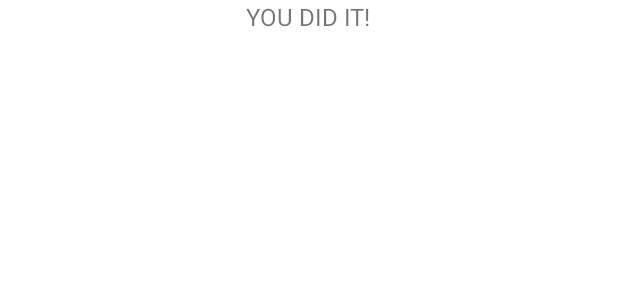
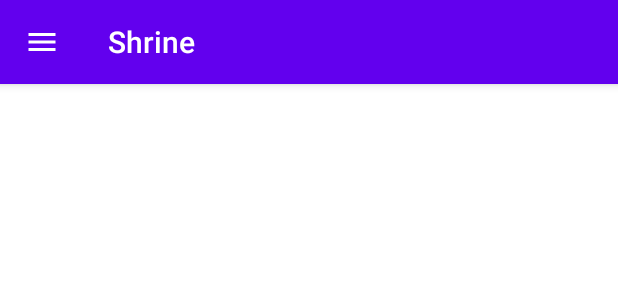
Before and after one commit to flaviokreis/android-study-2020, an Android app: the layout shr_product_grid_fragment.xml on its own in the app's theme, with its tools: preview values and no code run, on a phone screen of 412 x 824 dp. Shown: the top 300 px of the screen. Run offline under Robolectric (Android 15) with nearby library versions, the phone set to English and light mode, and no system bars.

Commit message:
Add toolbar with options menu

```diff
--- a/shrine/app/src/main/res/layout/shr_product_grid_fragment.xml
+++ b/shrine/app/src/main/res/layout/shr_product_grid_fragment.xml
@@ -6,18 +6,17 @@
     android:layout_height="match_parent"
     tools:context=".ProductGridFragment">
 
-    <LinearLayout
+    <com.google.android.material.appbar.AppBarLayout
         android:layout_width="match_parent"
-        android:layout_height="wrap_content"
-        android:orientation="vertical">
+        android:layout_height="wrap_content">
 
-        <TextView
-            android:layout_width="wrap_content"
-            android:layout_height="wrap_content"
-            android:layout_gravity="center"
-            android:text="You did it!"
-            android:textAllCaps="true"
-            android:textSize="16sp" />
+        <androidx.appcompat.widget.Toolbar
+            android:id="@+id/app_bar"
+            style="@style/Widget.Shrine.Toolbar"
+            android:layout_width="match_parent"
+            android:layout_height="?attr/actionBarSize"
+            app:navigationIcon="@drawable/shr_menu"
+            app:title="@string/shr_app_name" />
 
-    </LinearLayout>
+    </com.google.android.material.appbar.AppBarLayout>
 </FrameLayout>
--- a/shrine/app/src/main/res/values/styles.xml
+++ b/shrine/app/src/main/res/values/styles.xml
@@ -9,7 +9,8 @@
     </style>
 
     <style name="Widget.Shrine.Toolbar" parent="Widget.AppCompat.Toolbar">
-        <item name="android:background">?attr/colorAccent</item>
+        <item name="background">?attr/colorPrimary</item>
+        <item name="android:background">?attr/colorPrimary</item>
         <item name="android:theme">@style/ThemeOverlay.AppCompat.Dark.ActionBar</item>
         <item name="popupTheme">@style/ThemeOverlay.AppCompat.Light</item>
     </style>
```
Also changed, not shown: shrine/app/src/main/java/com/google/codelabs/mdc/kotlin/shrine/ProductGridFragment.kt (+19 -4 lines), 1 other file.
